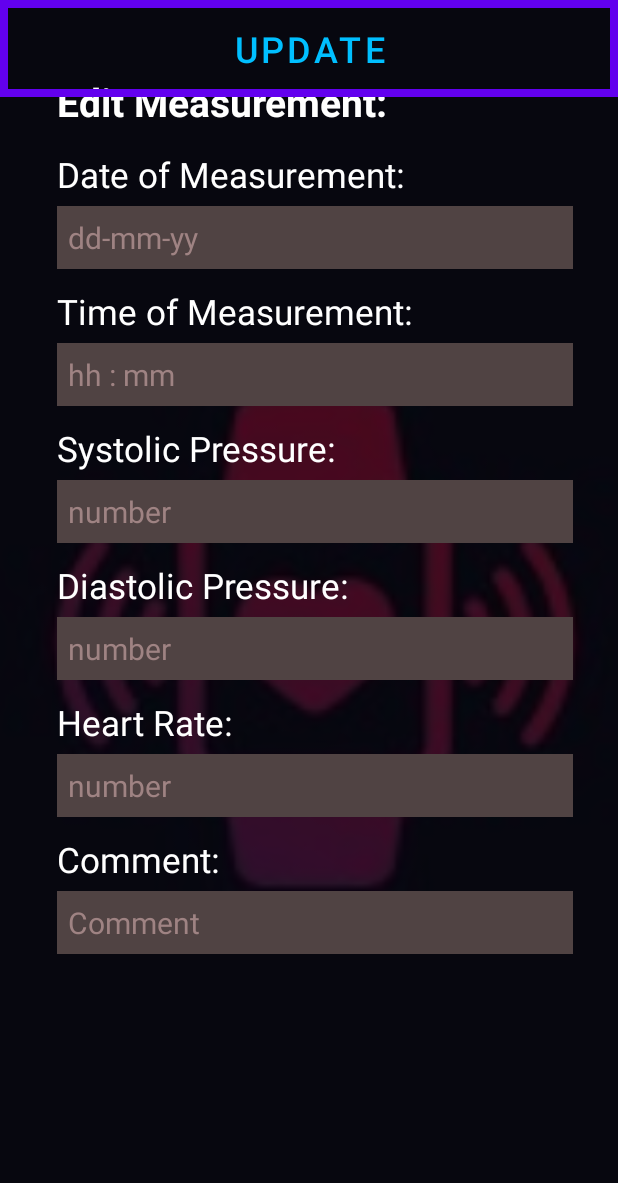
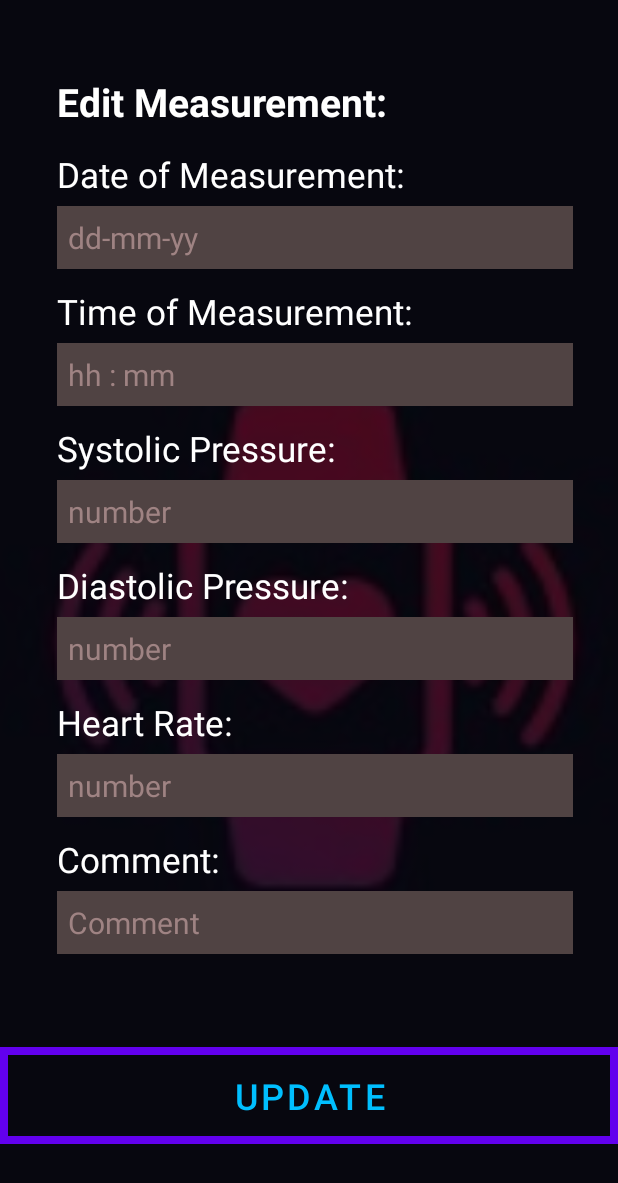
Before and after one commit to webgeekhabib007/Cardiac_Recoder_36_39, an Android app: the UpdateActivity screen opened directly, with no data from a screen before it, on a phone screen of 412 x 824 dp. Shown: the top 1183 px of the screen. Run offline under Robolectric (Android 15) with nearby library versions, the phone set to English and light mode, and no system bars; Roboto replaces fonts that are not available here; 7 statements that could not run were skipped.

Commit message:
App Done

```diff
--- a/app/src/main/res/layout/activity_update.xml
+++ b/app/src/main/res/layout/activity_update.xml
@@ -223,7 +223,8 @@
         android:text="Update"
         android:textColor="@color/DeepSkyBlue"
         android:textSize="24sp"
-        tools:layout_editor_absoluteX="207dp"
-        tools:layout_editor_absoluteY="648dp"
-        tools:ignore="MissingConstraints" />
+        app:layout_constraintBottom_toBottomOf="parent"
+        app:layout_constraintTop_toBottomOf="@+id/commentValue2"
+        tools:ignore="MissingConstraints"
+        tools:layout_editor_absoluteX="207dp" />
 </androidx.constraintlayout.widget.ConstraintLayout>
```
